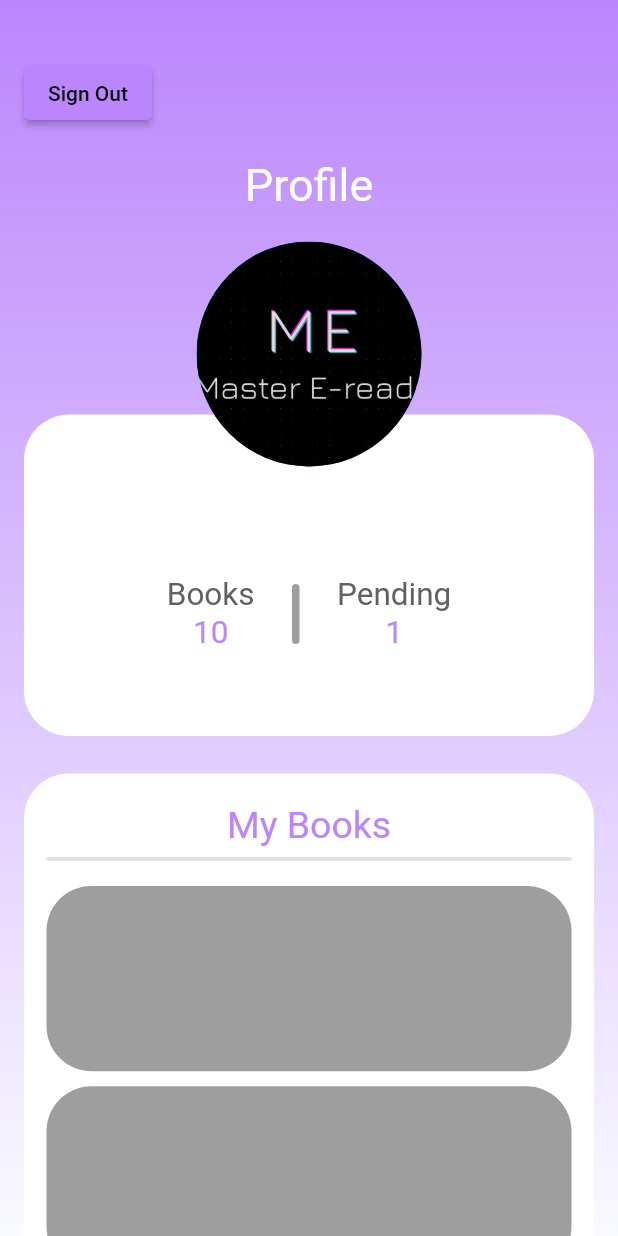
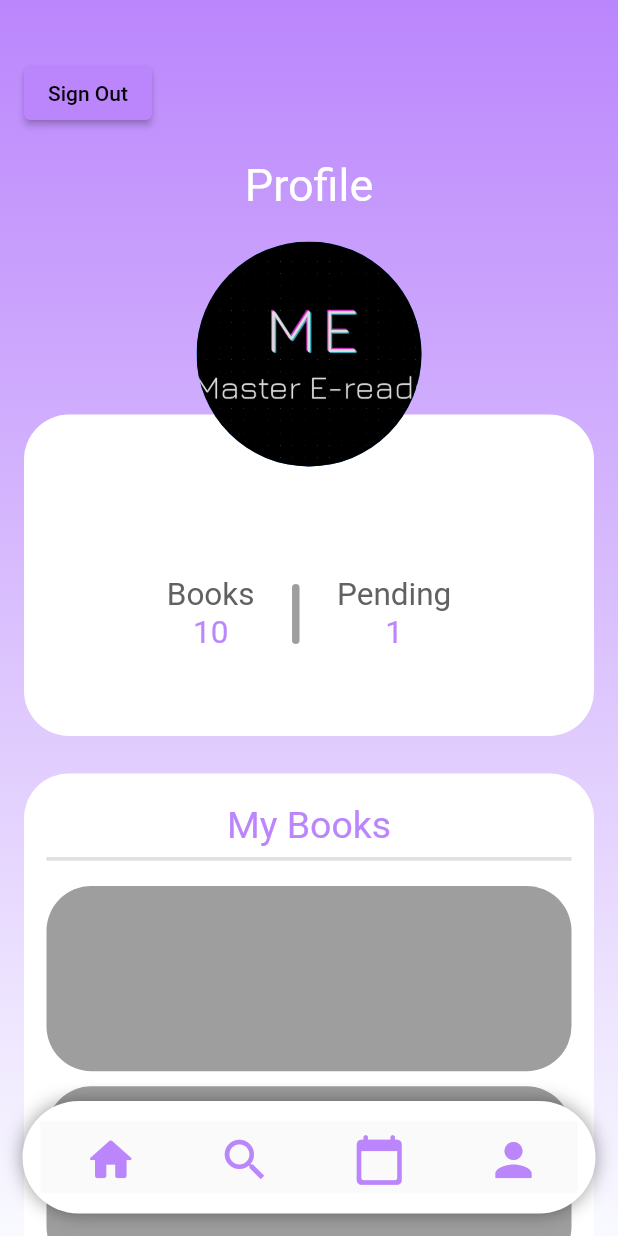
Before and after one commit to ellie-aluge/MasterReads, a Flutter app: the ProfilePage screen opened by its route, on a phone screen of 412 x 824 dp. Run offline on Flutter 3.47's test engine with Material 2 defaults, Android fonts, the light colour scheme and no system bars; our stand-ins replace cloud_firestore, email_validator, firebase_auth, firebase_core, flutter_svg, fluttertoast and 2 more; missing offline and left inert: dart:ffi; accounts and stored records are empty; Roboto replaces fonts that are missing (Nisebuschgardens, Poppins).

Commit message:
Home Page Controller

```diff
--- a/lib/constants/colors.dart
+++ b/lib/constants/colors.dart
@@ -10,6 +10,11 @@ const Color kOnSecondaryColor = Color(0xff000000);
 const Color kOnSurfaceColor = Color(0xffffffff);
 const Color kOnBackgroundColor = Color(0xffffffff);
 const Color kOnErrorColor = Color(0xff000000);
+
+Color kAccentColor = Colors.purple.shade900;
+Color kAppBarBackground = Colors.white;
+Color kHighlightColor = Colors.red;
+
 
 ColorScheme defaultColorScheme = const ColorScheme(
   primary: Color(0xffBB86FC),
--- a/lib/routes/routes.dart
+++ b/lib/routes/routes.dart
@@ -3,7 +3,8 @@ import 'package:masterreads/views/home/welcomePage.dart';
 import 'package:masterreads/views/login/login_screen.dart';
 import 'package:masterreads/views/signUp/register_screen.dart';
 import 'package:masterreads/views/forgotPassword/forgot_password.dart';
-
+import 'package:masterreads/views/user/books/bookDetail.dart';
+import 'package:masterreads/views/user/books/bookList.dart';
 import '../views/user/profilePage.dart';
 
 class AppRoutes {
@@ -14,6 +15,8 @@ class AppRoutes {
   static const String routeForgotPassword = "/forgotPassword";
   static const String routeWelcome = "/welcomePage";
   static const String routeProfilePage = "/profilePage";
+  static const String routeBookDetail = "/bookDetail";
+  static const String routeBookList = "/bookList";
 
   static Route<dynamic> generateRoutes(RouteSettings settings) {
     switch (settings.name) {
@@ -26,7 +29,14 @@ class AppRoutes {
             settings: settings,
             builder: (_) => RegisterPage(title: 'Register UI'));
         break;
-
+      case routeBookDetail:
+        return MaterialPageRoute(
+            settings: settings, builder: (_) => BookDetail());
+        break;
+         case routeBookList:
+        return MaterialPageRoute(
+            settings: settings, builder: (_) => BookList());
+        break;
       case routeWelcome:
         return MaterialPageRoute(
             settings: settings, builder: (_) => welcomePage());
--- a/lib/views/user/profilePage.dart
+++ b/lib/views/user/profilePage.dart
@@ -5,6 +5,8 @@ import 'package:firebase_auth/firebase_auth.dart';
 import 'package:flutter/material.dart';
 import 'package:masterreads/Service/authentication.dart';
 import 'package:masterreads/constants/colors.dart';
+import 'package:masterreads/views/login/login_screen.dart';
+import 'package:masterreads/widgets/bottomBar.dart';
 import 'package:provider/provider.dart';
 
 class ProfilePage extends StatefulWidget {
@@ -23,6 +25,8 @@ class _ProfilePageState extends State<ProfilePage>
   Widget build(BuildContext context) {
     double width = MediaQuery.of(context).size.width;
     double height = MediaQuery.of(context).size.height;
+    final firebaseUser = context.watch<User?>();
+    if (firebaseUser != null) {
       return Stack(
         fit: StackFit.expand,
         children: [
@@ -248,13 +252,19 @@ class _ProfilePageState extends State<ProfilePage>
                         ),
                       ),
                     ),
+                    SizedBox(
+                      height: 100,
+                    ),
                   ],
                 ),
               ),
             ),
           ),
+          BottomBar(),
         ],
       );
+    }
+    return const LoginPage(title: 'Login UI');
   }
 
   _fetch() async {
--- /dev/null
+++ b/lib/widgets/bottomBar.dart
@@ -0,0 +1,78 @@
+import 'package:flutter/material.dart';
+import 'package:masterreads/constants/colors.dart';
+import 'package:masterreads/routes/routes.dart';
+
+class BottomBar extends StatelessWidget {
+  const BottomBar({super.key});
+
+  @override
+  Widget build(BuildContext context) {
+    return Positioned(
+      bottom: 15,
+      right: 15,
+      left: 15,
+      child: Container(
+        padding: EdgeInsets.only(
+          left: 12,
+          right: 12,
+        ),
+        decoration: BoxDecoration(
+          color: Colors.white,
+          boxShadow: [
+            BoxShadow(
+              blurRadius: 10,
+              color: Colors.black.withOpacity(0.4),
+            ),
+          ],
+          borderRadius: BorderRadius.circular(45),
+        ),
+        height: 75,
+        alignment: Alignment.center,
+        child: Material(
+          child: Row(
+            mainAxisAlignment: MainAxisAlignment.spaceAround,
+            crossAxisAlignment: CrossAxisAlignment.center,
+            children: [
+              IconButton(
+                onPressed: () {
+                  Navigator.pushNamed(context, AppRoutes.routeBookList);
+                },
+                icon: Icon(
+                  Icons.home_rounded,
+                  size: 36,
+                  color: kPrimaryColor,
+                ),
+              ),
+              IconButton(
+                onPressed: () {},
+                icon: Icon(
+                  Icons.search,
+                  size: 36,
+                  color: kPrimaryColor,
+                ),
+              ),
+              IconButton(
+                onPressed: () {},
+                icon: Icon(
+                  Icons.calendar_today_rounded,
+                  size: 36,
+                  color: kPrimaryColor,
+                ),
+              ),
+              IconButton(
+                onPressed: () {
+                  Navigator.pushNamed(context, AppRoutes.routeProfilePage);
+                },
+                icon: Icon(
+                  Icons.person,
+                  size: 36,
+                  color: kPrimaryColor,
+                ),
+              ),
+            ],
+          ),
+        ),
+      ),
+    );
+  }
+}
--- a/pubspec.yaml
+++ b/pubspec.yaml
@@ -62,6 +62,8 @@ dependencies:
   fluttertoast: ^8.0.9
   google_sign_in: ^5.3.1
   provider: ^6.0.2
+  google_fonts: ^3.0.1
+  flutter_svg: ^1.1.0
 
 dev_dependencies:
   flutter_test:
```
Also changed, not shown: lib/main.dart (+4 -3 lines), lib/views/user/books/bookDetail.dart (added, +207 -0 lines), lib/views/user/books/bookList.dart (added, +307 -0 lines), lib/widgets/customTabIndicator.dart (added, +34 -0 lines), assets/images/icon_search.png (added), pubspec.lock. Lines whose indentation alone changed are shown as unchanged.
